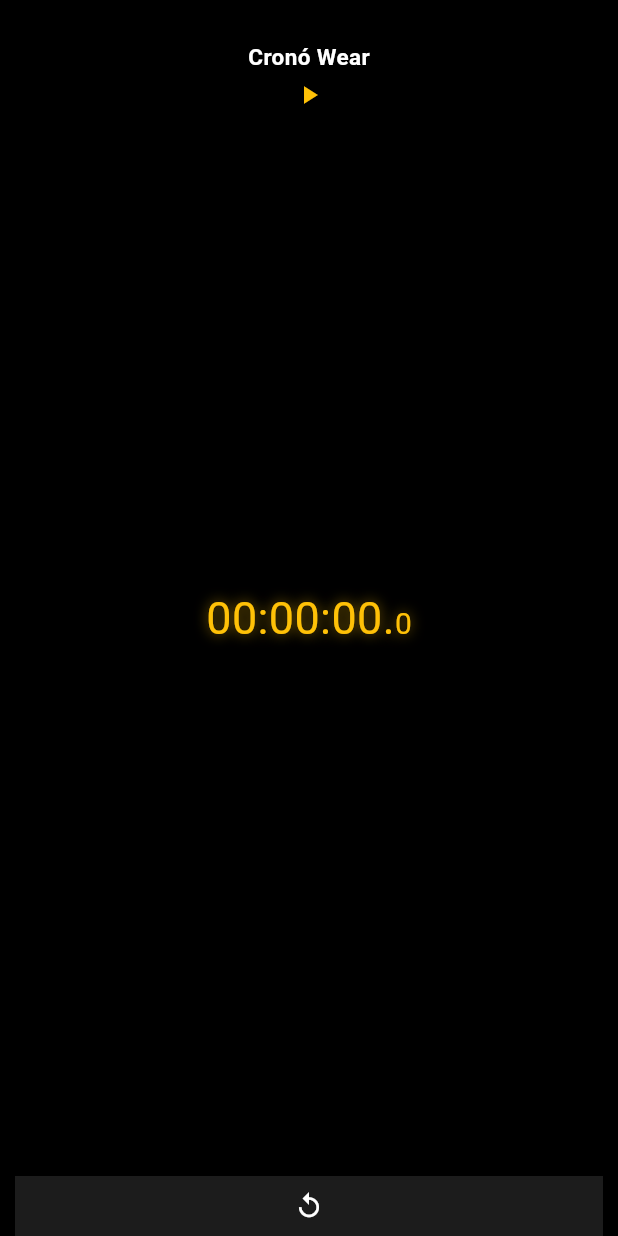
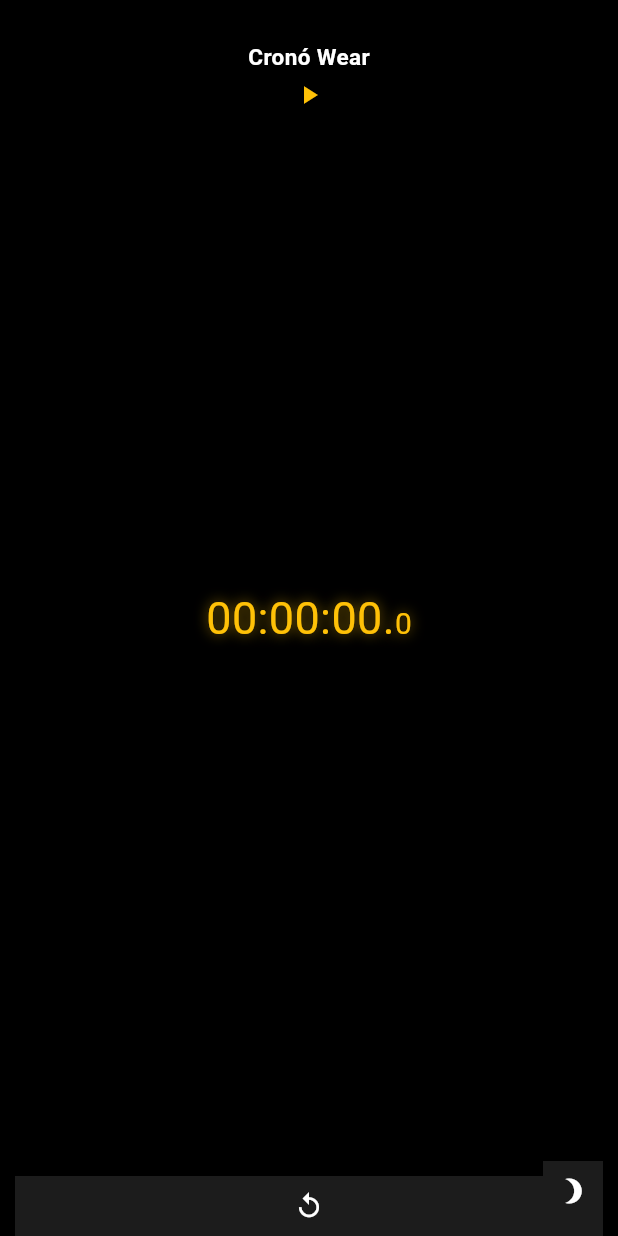
Before and after one commit to ChrisAlegria/Crono-Wear, a Flutter app: the screen it shows after launch, after a tap on the "replay" icon, on a phone screen of 412 x 824 dp. Run offline on Flutter 3.47's test engine with Material 3 defaults, Android fonts, the phone set to English and light mode, and no system bars; missing offline and left inert: wear; Roboto replaces fonts that are missing (Digital).

Commit message:
Add: Light Mode

```diff
--- a/lib/main.dart
+++ b/lib/main.dart
@@ -54,6 +54,27 @@ class _TimerScreenState extends State<TimerScreen> {
   late bool _isRunning;
   late double _iconOpacity;
   Color _currentColor = Colors.amber; // Initial color
+  bool _isDarkMode = true; // Initial mode is dark
+
+  // Colors for dark and light modes
+  List<Color> darkModeColors = [
+    Colors.amber,
+    Color.fromARGB(255, 27, 255, 35),
+    Color.fromARGB(255, 33, 215, 243),
+    Color.fromARGB(255, 198, 38, 226),
+    Color.fromARGB(255, 255, 25, 9),
+    Color.fromARGB(255, 255, 199, 29),
+  ];
+  List<Color> lightModeColors = [
+    Color.fromARGB(255, 153, 119, 0),
+    Color.fromARGB(255, 0, 128, 0), // Darker green
+    Color.fromARGB(255, 0, 104, 119), // Darker blue
+    Color.fromARGB(255, 109, 0, 124), // Darker purple
+    Color.fromARGB(255, 153, 0, 0), // Darker red
+    Color.fromARGB(255, 153, 119, 0), // Darker yellow
+  ];
+
+  int _colorIndex = 0;
 
   @override
   void initState() {
@@ -69,7 +90,7 @@ class _TimerScreenState extends State<TimerScreen> {
     return GestureDetector(
       onTap: _togglePlayPause,
       child: Scaffold(
-        backgroundColor: Colors.black,
+        backgroundColor: _isDarkMode ? Colors.black : Colors.white,
         body: SafeArea(
           child: Stack(
             children: [
@@ -82,7 +103,7 @@ class _TimerScreenState extends State<TimerScreen> {
                     Text(
                       'Cronó Wear',
                       style: TextStyle(
-                        color: Colors.white,
+                        color: _isDarkMode ? Colors.white : Colors.black,
                         fontSize: 15.0,
                         fontWeight: FontWeight.bold, // Bold font weight
                       ),
@@ -145,7 +166,9 @@ class _TimerScreenState extends State<TimerScreen> {
                     _isRunning
                         ? Icons.pause_circle_filled
                         : Icons.play_circle_filled,
-                    color: Colors.white.withOpacity(0.8),
+                    color: _isDarkMode
+                        ? Colors.white.withOpacity(0.8)
+                        : Colors.black.withOpacity(0.8),
                     size: 80.0,
                   ),
                 ),
@@ -159,12 +182,37 @@ class _TimerScreenState extends State<TimerScreen> {
                   child: Container(
                     padding: EdgeInsets.all(10.0),
                     decoration: BoxDecoration(
-                      color: Color.fromARGB(255, 28, 28, 28),
+                      color: _isDarkMode
+                          ? Color.fromARGB(255, 28, 28, 28)
+                          : Color.fromARGB(255, 220, 220, 220),
                     ),
                     child: Center(
                       child: Icon(
                         Icons.replay,
-                        color: Colors.white,
+                        color: _isDarkMode ? Colors.white : Colors.black,
+                        size: 20.0,
+                      ),
+                    ),
+                  ),
+                ),
+              ),
+              // Button 1 to toggle mode
+              Positioned(
+                bottom: 10,
+                right: 10,
+                child: GestureDetector(
+                  onTap: _toggleMode,
+                  child: Container(
+                    padding: EdgeInsets.all(10.0),
+                    decoration: BoxDecoration(
+                      color: _isDarkMode
+                          ? Color.fromARGB(255, 28, 28, 28)
+                          : Color.fromARGB(255, 220, 220, 220),
+                    ),
+                    child: Center(
+                      child: Icon(
+                        _isDarkMode ? Icons.brightness_3 : Icons.brightness_7,
+                        color: _isDarkMode ? Colors.white : Colors.black,
                         size: 20.0,
                       ),
                     ),
@@ -215,7 +263,7 @@ class _TimerScreenState extends State<TimerScreen> {
 
         // Change color every minute (60 seconds)
         if (second == 0 && millisecond == 0) {
-          _currentColor = _getNextColor(_currentColor);
+          _updateColor();
         }
       });
     });
@@ -227,22 +275,30 @@ class _TimerScreenState extends State<TimerScreen> {
       _count = 0;
       _strCount = "00:00:00.0";
       _isRunning = false;
-      _currentColor = Colors.amber; // Reset color to initial
+      // Reset colors based on current mode
+      if (_isDarkMode) {
+        _currentColor = darkModeColors[0]; // Reset to first dark mode color
+      } else {
+        _currentColor = lightModeColors[0]; // Reset to first light mode color
+      }
+      _colorIndex = 0;
     });
   }
 
-  Color _getNextColor(Color currentColor) {
-    List<Color> colorList = [
-      Color.fromARGB(255, 27, 255, 35),
-      const Color.fromARGB(255, 33, 215, 243),
-      const Color.fromARGB(255, 198, 38, 226),
-      const Color.fromARGB(255, 255, 25, 9),
-      const Color.fromARGB(255, 255, 199, 29),
-    ];
+  void _updateColor() {
+    _colorIndex = (_colorIndex + 1) % darkModeColors.length;
+    _currentColor = _isDarkMode
+        ? darkModeColors[_colorIndex]
+        : lightModeColors[_colorIndex];
+  }
 
-    int currentIndex = colorList.indexOf(currentColor);
-    int nextIndex = (currentIndex + 1) % colorList.length;
-    return colorList[nextIndex];
+  void _toggleMode() {
+    setState(() {
+      _isDarkMode = !_isDarkMode;
+      _currentColor = _isDarkMode
+          ? darkModeColors[_colorIndex]
+          : lightModeColors[_colorIndex];
+    });
   }
 
   @override
```
